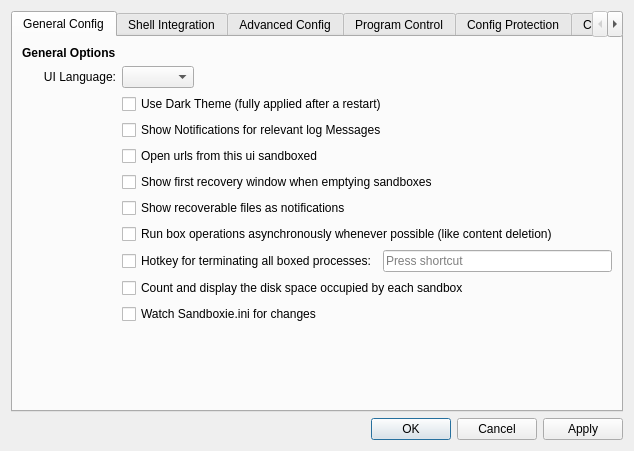
The window that SandboxiePlus/SandMan/Forms/SettingsWindow.ui (sandboxie-plus/Sandboxie) describes before a commit, drawn with Qt 5.
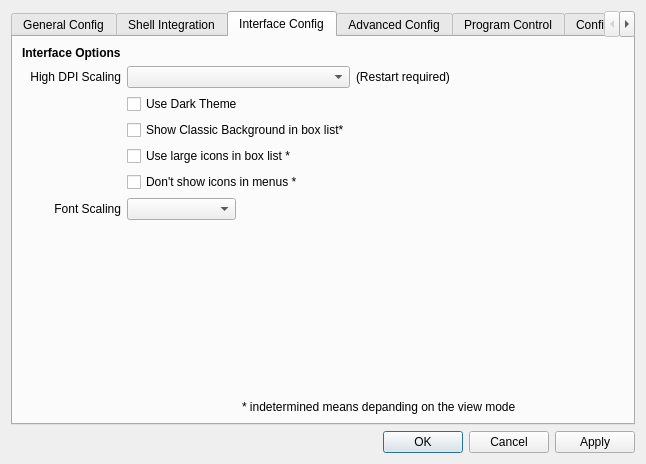
The same window after the commit. The open tabs and pages were chosen to show the change. Icons and pictures are not drawn.

```diff
--- a/SandboxiePlus/SandMan/Forms/SettingsWindow.ui
+++ b/SandboxiePlus/SandMan/Forms/SettingsWindow.ui
@@ -7,7 +7,7 @@
     <x>0</x>
     <y>0</y>
     <width>634</width>
-    <height>451</height>
+    <height>464</height>
    </rect>
   </property>
   <property name="sizePolicy">
@@ -54,20 +54,24 @@
         <layout class="QGridLayout" name="gridLayout_9">
          <item row="0" column="0">
           <layout class="QGridLayout" name="gridLayout_8">
-           <item row="11" column="1">
-            <spacer name="verticalSpacer_4">
-             <property name="orientation">
-              <enum>Qt::Vertical</enum>
+           <item row="8" column="1" colspan="2">
+            <widget class="QCheckBox" name="chkMonitorSize">
+             <property name="text">
+              <string>Count and display the disk space ocupied by each sandbox</string>
              </property>
-             <property name="sizeHint" stdset="0">
-              <size>
-               <width>20</width>
-               <height>40</height>
-              </size>
-             </property>
-            </spacer>
+            </widget>
            </item>
            <item row="3" column="1" colspan="2">
+            <widget class="QCheckBox" name="chkSandboxUrls">
+             <property name="text">
+              <string>Open urls from this ui sandboxed</string>
+             </property>
+             <property name="tristate">
+              <bool>true</bool>
+             </property>
+            </widget>
+           </item>
+           <item row="2" column="1" colspan="2">
             <widget class="QCheckBox" name="chkNotifications">
              <property name="text">
               <string>Show Notifications for relevant log Messages</string>
@@ -77,8 +81,25 @@
              </property>
             </widget>
            </item>
-           <item row="11" column="2">
-            <spacer name="horizontalSpacer_8">
+           <item row="9" column="1" colspan="2">
+            <widget class="QCheckBox" name="chkWatchConfig">
+             <property name="text">
+              <string>Watch Sandboxie.ini for changes</string>
+             </property>
+            </widget>
+           </item>
+           <item row="1" column="1">
+            <widget class="QComboBox" name="uiLang"/>
+           </item>
+           <item row="5" column="1" colspan="2">
+            <widget class="QCheckBox" name="chkNotifyRecovery">
+             <property name="text">
+              <string>Show recoverable files as notifications</string>
+             </property>
+            </widget>
+           </item>
+           <item row="10" column="1">
+            <spacer name="verticalSpacer_4">
              <property name="orientation">
               <enum>Qt::Horizontal</enum>
              </property>
@@ -90,7 +111,14 @@
              </property>
             </spacer>
            </item>
-           <item row="8" column="1" colspan="3">
+           <item row="4" column="1" colspan="2">
+            <widget class="QCheckBox" name="chkShowRecovery">
+             <property name="text">
+              <string>Show first recovery window when emptying sandboxes</string>
+             </property>
+            </widget>
+           </item>
+           <item row="7" column="1" colspan="3">
             <layout class="QHBoxLayout" name="horizontalLayout_3">
              <item>
               <widget class="QCheckBox" name="chkPanic">
@@ -104,6 +132,19 @@
              </item>
             </layout>
            </item>
+           <item row="10" column="2">
+            <spacer name="horizontalSpacer_8">
+             <property name="orientation">
+              <enum>Qt::Horizontal</enum>
+             </property>
+             <property name="sizeHint" stdset="0">
+              <size>
+               <width>40</width>
+               <height>20</height>
+              </size>
+             </property>
+            </spacer>
+           </item>
            <item row="1" column="0">
             <widget class="QLabel" name="label_19">
              <property name="text">
@@ -114,33 +155,13 @@
              </property>
             </widget>
            </item>
-           <item row="7" column="1" colspan="2">
+           <item row="6" column="1" colspan="2">
             <widget class="QCheckBox" name="chkAsyncBoxOps">
              <property name="text">
               <string>Run box operations asynchronously whenever possible (like content deletion)</string>
              </property>
             </widget>
            </item>
-           <item row="4" column="1" colspan="2">
-            <widget class="QCheckBox" name="chkSandboxUrls">
-             <property name="text">
-              <string>Open urls from this ui sandboxed</string>
-             </property>
-             <property name="tristate">
-              <bool>true</bool>
-             </property>
-            </widget>
-           </item>
-           <item row="5" column="1" colspan="2">
-            <widget class="QCheckBox" name="chkShowRecovery">
-             <property name="text">
-              <string>Show first recovery window when emptying sandboxes</string>
-             </property>
-            </widget>
-           </item>
-           <item row="1" column="1">
-            <widget class="QComboBox" name="uiLang"/>
-           </item>
            <item row="0" column="0">
             <widget class="QLabel" name="label_9">
              <property name="font">
@@ -155,37 +176,6 @@
              </property>
             </widget>
            </item>
-           <item row="2" column="1" colspan="2">
-            <widget class="QCheckBox" name="chkDarkTheme">
-             <property name="text">
-              <string>Use Dark Theme (fully applied after a restart)</string>
-             </property>
-             <property name="tristate">
-              <bool>true</bool>
-             </property>
-            </widget>
-           </item>
-           <item row="10" column="1" colspan="2">
-            <widget class="QCheckBox" name="chkWatchConfig">
-             <property name="text">
-              <string>Watch Sandboxie.ini for changes</string>
-             </property>
-            </widget>
-           </item>
-           <item row="6" column="1" colspan="2">
-            <widget class="QCheckBox" name="chkNotifyRecovery">
-             <property name="text">
-              <string>Show recoverable files as notifications</string>
-             </property>
-            </widget>
-           </item>
-           <item row="9" column="1" colspan="2">
-            <widget class="QCheckBox" name="chkMonitorSize">
-             <property name="text">
-              <string>Count and display the disk space occupied by each sandbox</string>
-             </property>
-            </widget>
-           </item>
           </layout>
          </item>
         </layout>
@@ -342,8 +332,32 @@
              </property>
             </widget>
            </item>
-           <item row="7" column="0">
-            <widget class="QLabel" name="label_5">
+          </layout>
+         </item>
+        </layout>
+       </widget>
+       <widget class="QWidget" name="tabGUI">
+        <attribute name="title">
+         <string>Interface Config</string>
+        </attribute>
+        <layout class="QGridLayout" name="gridLayout_17">
+         <item row="0" column="0">
+          <layout class="QGridLayout" name="gridLayout_15">
+           <item row="7" column="1">
+            <spacer name="verticalSpacer_8">
+             <property name="orientation">
+              <enum>Qt::Vertical</enum>
+             </property>
+             <property name="sizeHint" stdset="0">
+              <size>
+               <width>20</width>
+               <height>40</height>
+              </size>
+             </property>
+            </spacer>
+           </item>
+           <item row="0" column="0">
+            <widget class="QLabel" name="label_12">
              <property name="font">
               <font>
                <weight>75</weight>
@@ -352,21 +366,39 @@
               </font>
              </property>
              <property name="text">
-              <string>Systray options</string>
+              <string>Interface Options</string>
              </property>
             </widget>
            </item>
-           <item row="8" column="1" colspan="2">
-            <widget class="QComboBox" name="cmbSysTray"/>
+           <item row="6" column="0">
+            <widget class="QLabel" name="label_24">
+             <property name="text">
+              <string>Font Scaling</string>
+             </property>
+             <property name="alignment">
+              <set>Qt::AlignRight|Qt::AlignTrailing|Qt::AlignVCenter</set>
+             </property>
+            </widget>
            </item>
-           <item row="9" column="1" colspan="2">
-            <widget class="QComboBox" name="cmbTrayBoxes"/>
+           <item row="6" column="1">
+            <widget class="QComboBox" name="cmbFontScale">
+             <property name="editable">
+              <bool>false</bool>
+             </property>
+            </widget>
            </item>
-           <item row="11" column="1" colspan="2">
-            <widget class="QComboBox" name="cmbOnClose"/>
+           <item row="1" column="0">
+            <widget class="QLabel" name="label_23">
+             <property name="text">
+              <string>High DPI Scaling</string>
+             </property>
+             <property name="alignment">
+              <set>Qt::AlignRight|Qt::AlignTrailing|Qt::AlignVCenter</set>
+             </property>
+            </widget>
            </item>
-           <item row="3" column="2">
-            <spacer name="horizontalSpacer_9">
+           <item row="7" column="3">
+            <spacer name="horizontalSpacer_11">
              <property name="orientation">
               <enum>Qt::Horizontal</enum>
              </property>
@@ -378,6 +410,63 @@
              </property>
             </spacer>
            </item>
+           <item row="1" column="3">
+            <widget class="QLabel" name="label">
+             <property name="text">
+              <string>(Restart required)</string>
+             </property>
+            </widget>
+           </item>
+           <item row="8" column="2" colspan="2">
+            <widget class="QLabel" name="label_11">
+             <property name="text">
+              <string>* indetermined means depanding on the view mode</string>
+             </property>
+            </widget>
+           </item>
+           <item row="1" column="1" colspan="2">
+            <widget class="QComboBox" name="cmbDPI"/>
+           </item>
+           <item row="2" column="1" colspan="2">
+            <widget class="QCheckBox" name="chkDarkTheme">
+             <property name="text">
+              <string>Use Dark Theme</string>
+             </property>
+             <property name="tristate">
+              <bool>true</bool>
+             </property>
+            </widget>
+           </item>
+           <item row="3" column="1" colspan="2">
+            <widget class="QCheckBox" name="chkBackground">
+             <property name="text">
+              <string>Show Classic Background in box list*</string>
+             </property>
+             <property name="tristate">
+              <bool>true</bool>
+             </property>
+            </widget>
+           </item>
+           <item row="4" column="1" colspan="2">
+            <widget class="QCheckBox" name="chkLargeIcons">
+             <property name="text">
+              <string>Use large icons in box list *</string>
+             </property>
+             <property name="tristate">
+              <bool>true</bool>
+             </property>
+            </widget>
+           </item>
+           <item row="5" column="1" colspan="2">
+            <widget class="QCheckBox" name="chkNoIcons">
+             <property name="text">
+              <string>Don't show icons in menus *</string>
+             </property>
+             <property name="tristate">
+              <bool>true</bool>
+             </property>
+            </widget>
+           </item>
           </layout>
          </item>
         </layout>
```
Left out of the diff: 434 changed lines with no effect on the pictures.
